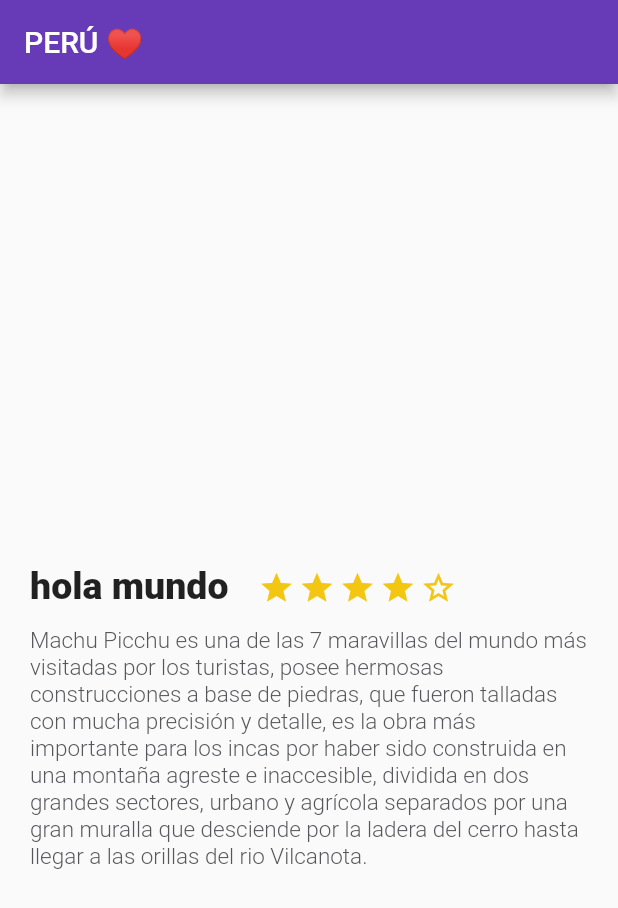
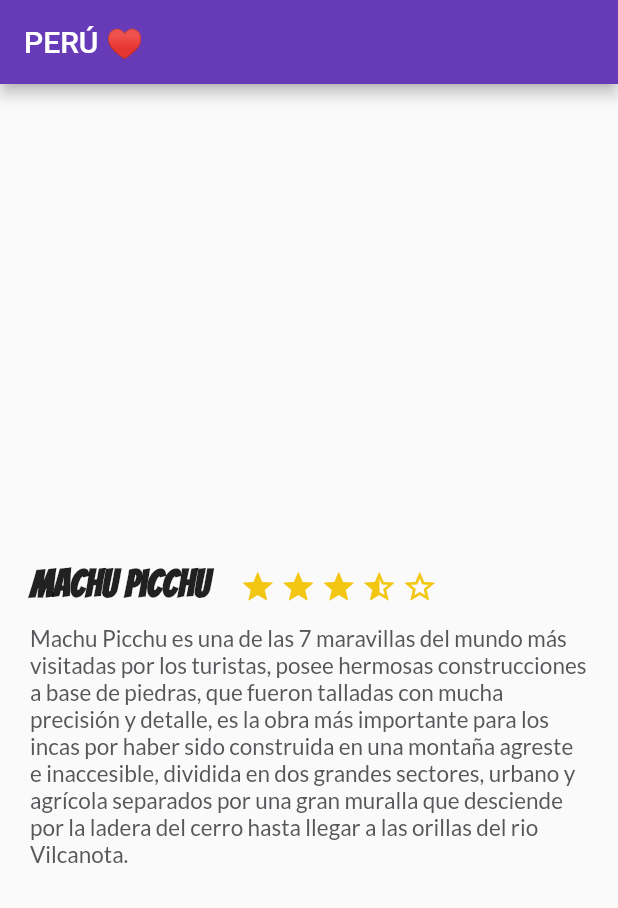
Before and after one commit to tarbusa/Curso-Flutter-Platzi, a Flutter app: the screen it shows after launch, on a phone screen of 412 x 824 dp. Shown: the top 908 px of the screen. Run offline on Flutter 3.47's test engine with Material 2 defaults, Android fonts, the phone set to English and light mode, and no system bars.

Commit message:
Agrege archivos de tipografia y modifique el tipo de letra del titulo y la descripcion

```diff
--- a/lib/description_place.dart
+++ b/lib/description_place.dart
@@ -5,6 +5,7 @@ class DescriptionPlace extends StatelessWidget {
   int nStar;
   String descriptionPlace;
 
+  /* METODO CONSTRUCTOR */
   DescriptionPlace(this.namePlace, this.nStar, this.descriptionPlace);
 
   @override
@@ -40,13 +41,14 @@ class DescriptionPlace extends StatelessWidget {
           child: Text(
             namePlace,
             style: TextStyle(
+                fontFamily: "Bangers",
                 fontSize: 25.0, // tamaño de letra
                 fontWeight: FontWeight.w900),
             textAlign: TextAlign.left,
           ),
         ),
         Row(
-          children: <Widget>[star, star, star, star, star_border],
+          children: <Widget>[star, star, star, star_half, star_border],
         )
       ],
     );
@@ -56,6 +58,7 @@ class DescriptionPlace extends StatelessWidget {
       child: Text(
         descriptionPlace,
         style: TextStyle(
+            fontFamily: "Lato",
             fontSize: 15.0,
             fontWeight: FontWeight.w300,
             color: Color(0xFF56575a)),
--- a/lib/main.dart
+++ b/lib/main.dart
@@ -33,6 +33,6 @@ class _MyHomePageState extends State<MyHomePage> {
         appBar: AppBar(
           title: Text('PERÚ ♥'),
         ),
-        body: new DescriptionPlace("hola mundo", 4, cadenaDesc));
+        body: new DescriptionPlace("Machu Picchu", 4, cadenaDesc));
   }
 }
```
Also changed, not shown: pubspec.yaml (+7 -0 lines), fonts/Bangers-Regular.ttf (added), fonts/Lato-Regular.ttf (added).
